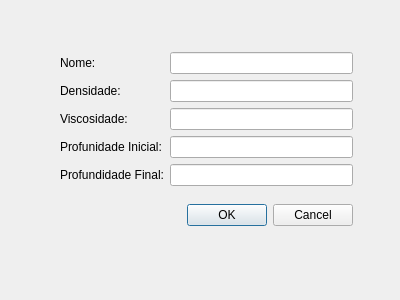
This is src-v2/janelaadicionarfluido.ui in ldsc/ProjetoEngenharia-SoftwareEducacionalParaAnaliseESolucaoDeProblemasEmEngenhariaDePoco as Qt 5 draws it before an edit. The edited form follows.
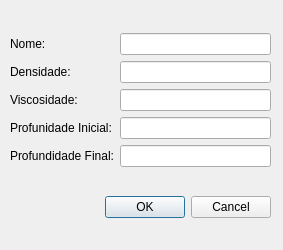
This is the edited form.

```diff
--- a/src-v2/janelaadicionarfluido.ui
+++ b/src-v2/janelaadicionarfluido.ui
@@ -6,20 +6,20 @@
    <rect>
     <x>0</x>
     <y>0</y>
-    <width>400</width>
-    <height>300</height>
+    <width>283</width>
+    <height>250</height>
    </rect>
   </property>
   <property name="windowTitle">
    <string>Dialog</string>
   </property>
-  <widget class="QWidget" name="">
+  <widget class="QWidget" name="layoutWidget">
    <property name="geometry">
     <rect>
-     <x>60</x>
-     <y>40</y>
-     <width>293</width>
-     <height>200</height>
+     <x>10</x>
+     <y>10</y>
+     <width>261</width>
+     <height>231</height>
     </rect>
    </property>
    <layout class="QVBoxLayout" name="verticalLayout_3">
```
